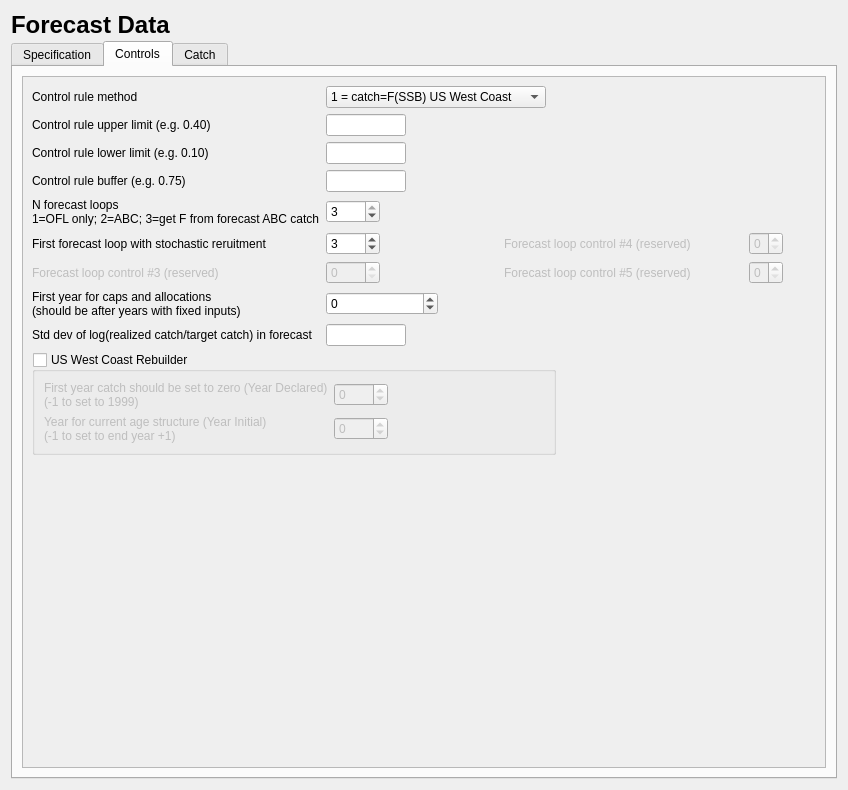
Above: src/forecast_widget.ui from nmfs-ost/ss3-ssi before the change. Below: the same form after it.
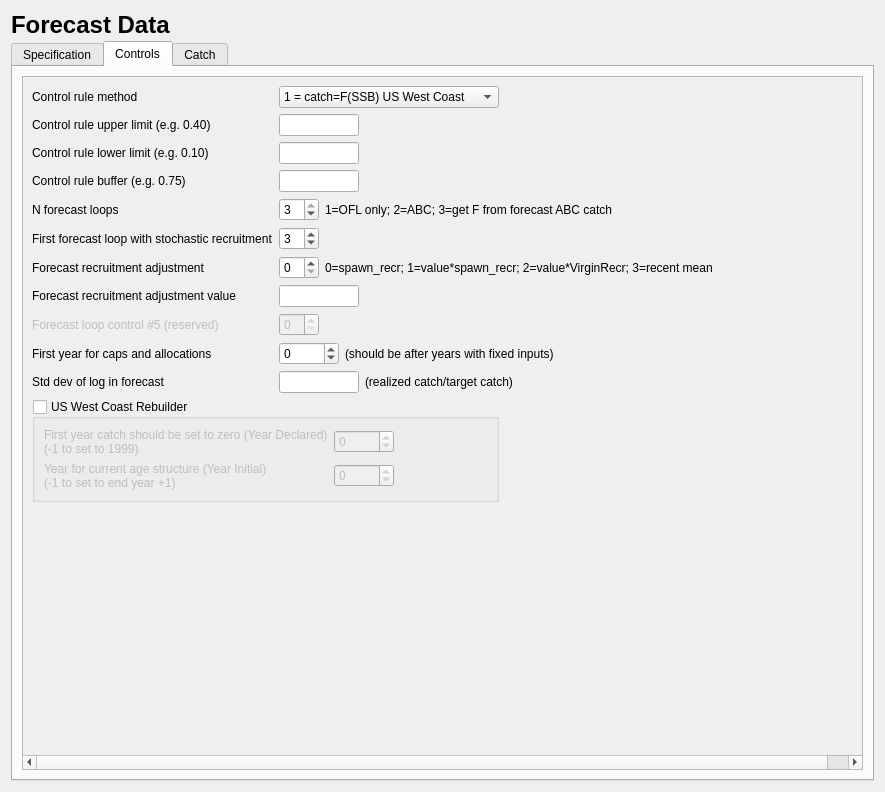
That is the form after the change. The open tabs and pages were chosen to show the change. Icons and pictures are not drawn.

Commit message: v3.3.09.00 Enabled Forecast control for recr adjustment

Diff of the .ui file:
```diff
--- a/src/forecast_widget.ui
+++ b/src/forecast_widget.ui
@@ -6,8 +6,8 @@
    <rect>
     <x>0</x>
     <y>0</y>
-    <width>848</width>
-    <height>790</height>
+    <width>885</width>
+    <height>792</height>
    </rect>
   </property>
   <property name="windowTitle">
@@ -1278,25 +1278,131 @@
            <rect>
             <x>0</x>
             <y>0</y>
-            <width>820</width>
-            <height>626</height>
+            <width>946</width>
+            <height>628</height>
            </rect>
           </property>
           <layout class="QVBoxLayout" name="verticalLayout_3">
            <item>
             <layout class="QGridLayout" name="gridLayout_controls">
+             <item row="6" column="2" colspan="5">
+              <widget class="QLabel" name="label_4">
+               <property name="text">
+                <string>0=spawn_recr; 1=value*spawn_recr; 2=value*VirginRecr; 3=recent mean</string>
+               </property>
+              </widget>
+             </item>
+             <item row="7" column="0">
+              <widget class="QLabel" name="label_fcast_recr_adj_value">
+               <property name="text">
+                <string>Forecast recruitment adjustment value</string>
+               </property>
+              </widget>
+             </item>
+             <item row="7" column="1" colspan="4">
+              <layout class="QHBoxLayout" name="horizontalLayout_fcast_recr_adj_value">
+               <item>
+                <widget class="QLineEdit" name="lineEdit_fcast_recr_adj_value">
+                 <property name="maximumSize">
+                  <size>
+                   <width>80</width>
+                   <height>16777215</height>
+                  </size>
+                 </property>
+                </widget>
+               </item>
+               <item>
+                <spacer name="horizontalSpacer__fcast_recr_adj_value">
+                 <property name="orientation">
+                  <enum>Qt::Horizontal</enum>
+                 </property>
+                 <property name="sizeHint" stdset="0">
+                  <size>
+                   <width>40</width>
+                   <height>20</height>
+                  </size>
+                 </property>
+                </spacer>
+               </item>
+              </layout>
+             </item>
+             <item row="9" column="1" colspan="5">
+              <layout class="QHBoxLayout" name="horizontalLayout_6">
+               <item>
+                <widget class="QSpinBox" name="spinBox_first_caps_yr">
+                 <property name="minimumSize">
+                  <size>
+                   <width>60</width>
+                   <height>0</height>
+                  </size>
+                 </property>
+                 <property name="maximumSize">
+                  <size>
+                   <width>80</width>
+                   <height>16777215</height>
+                  </size>
+                 </property>
+                 <property name="minimum">
+                  <number>-50</number>
+                 </property>
+                 <property name="maximum">
+                  <number>3000</number>
+                 </property>
+                </widget>
+               </item>
+               <item>
+                <widget class="QLabel" name="label_7">
+                 <property name="text">
+                  <string>(should be after years with fixed inputs)</string>
+                 </property>
+                </widget>
+               </item>
+               <item>
+                <spacer name="horizontalSpacer_12">
+                 <property name="orientation">
+                  <enum>Qt::Horizontal</enum>
+                 </property>
+                 <property name="sizeHint" stdset="0">
+                  <size>
+                   <width>40</width>
+                   <height>20</height>
+                  </size>
+                 </property>
+                </spacer>
+               </item>
+              </layout>
+             </item>
+             <item row="4" column="2" colspan="5">
+              <widget class="QLabel" name="label_5">
+               <property name="text">
+                <string>1=OFL only; 2=ABC; 3=get F from forecast ABC catch</string>
+               </property>
+              </widget>
+             </item>
              <item row="6" column="1">
               <widget class="QSpinBox" name="spinBox_fcast_loops_3">
                <property name="enabled">
-                <bool>false</bool>
+                <bool>true</bool>
+               </property>
+               <property name="maximumSize">
+                <size>
+                 <width>40</width>
+                 <height>16777215</height>
+                </size>
                </property>
                <property name="maximum">
-                <number>9</number>
+                <number>3</number>
                </property>
               </widget>
              </item>
              <item row="5" column="1">
               <widget class="QSpinBox" name="spinBox_first_loop">
+               <property name="maximumSize">
+                <size>
+                 <width>40</width>
+                 <height>16777215</height>
+                </size>
+               </property>
                <property name="minimum">
                 <number>1</number>
                </property>
@@ -1308,18 +1414,14 @@
                </property>
               </widget>
              </item>
-             <item row="8" column="1" colspan="2">
-              <widget class="QSpinBox" name="spinBox_first_caps_yr">
-               <property name="minimum">
-                <number>-50</number>
-               </property>
-               <property name="maximum">
-                <number>3000</number>
-               </property>
-              </widget>
-             </item>
              <item row="4" column="1">
               <widget class="QSpinBox" name="spinBox_num_forecast_loops">
+               <property name="maximumSize">
+                <size>
+                 <width>40</width>
+                 <height>16777215</height>
+                </size>
+               </property>
                <property name="minimum">
                 <number>1</number>
                </property>
@@ -1333,6 +1435,12 @@
              </item>
              <item row="0" column="0">
               <widget class="QLabel" name="label_control_rule">
+               <property name="minimumSize">
+                <size>
+                 <width>0</width>
+                 <height>22</height>
+                </size>
+               </property>
                <property name="text">
                 <string>Control rule method</string>
                </property>
@@ -1352,93 +1460,75 @@
                </property>
               </widget>
              </item>
-             <item row="8" column="0">
+             <item row="9" column="0">
               <widget class="QLabel" name="label_first_caps_yr">
                <property name="text">
-                <string>First year for caps and allocations
-(should be after years with fixed inputs)</string>
+                <string>First year for caps and allocations</string>
                </property>
               </widget>
              </item>
              <item row="4" column="0">
               <widget class="QLabel" name="label_num_forecast_loops">
+               <property name="minimumSize">
+                <size>
+                 <width>0</width>
+                 <height>22</height>
+                </size>
+               </property>
                <property name="text">
-                <string>N forecast loops
-1=OFL only; 2=ABC; 3=get F from forecast ABC catch</string>
+                <string>N forecast loops</string>
                </property>
               </widget>
              </item>
              <item row="5" column="0">
               <widget class="QLabel" name="label_first_loop">
+               <property name="minimumSize">
+                <size>
+                 <width>0</width>
+                 <height>22</height>
+                </size>
+               </property>
                <property name="text">
-                <string>First forecast loop with stochastic reruitment</string>
+                <string>First forecast loop with stochastic recruitment</string>
                </property>
               </widget>
              </item>
-             <item row="9" column="0">
+             <item row="10" column="0">
               <widget class="QLabel" name="label_log_sd">
                <property name="text">
-                <string>Std dev of log(realized catch/target catch) in forecast</string>
+                <string>Std dev of log in forecast</string>
                </property>
               </widget>
              </item>
              <item row="6" column="0">
               <widget class="QLabel" name="label_fcast_loops_3">
                <property name="enabled">
-                <bool>false</bool>
+                <bool>true</bool>
+               </property>
+               <property name="minimumSize">
+                <size>
+                 <width>0</width>
+                 <height>22</height>
+                </size>
                </property>
                <property name="text">
-                <string>Forecast loop control #3 (reserved)</string>
+                <string>Forecast recruitment adjustment</string>
                </property>
               </widget>
              </item>
              <item row="3" column="0">
               <widget class="QLabel" name="label_ctl_tgt_as_fraction">
+               <property name="minimumSize">
+                <size>
+                 <width>0</width>
+                 <height>22</height>
+                </size>
+               </property>
                <property name="text">
                 <string>Control rule buffer (e.g. 0.75)</string>
                </property>
               </widget>
              </item>
-             <item row="5" column="6">
-              <widget class="QSpinBox" name="spinBox_fcast_loops_4">
-               <property name="enabled">
-                <bool>false</bool>
-               </property>
-               <property name="maximum">
-                <number>9</number>
-               </property>
-              </widget>
-             </item>
-             <item row="6" column="6">
-              <widget class="QSpinBox" name="spinBox_fcast_loops_5">
-               <property name="enabled">
-                <bool>false</bool>
-               </property>
-               <property name="maximum">
-                <number>9</number>
-               </property>
-              </widget>
-             </item>
-             <item row="5" column="4" colspan="2">
-              <widget class="QLabel" name="label_fcast_loops_4">
-               <property name="enabled">
-                <bool>false</bool>
-               </property>
-               <property name="text">
-                <string>Forecast loop control #4 (reserved)</string>
-               </property>
-              </widget>
-             </item>
-             <item row="6" column="4" colspan="2">
-              <widget class="QLabel" name="label_fcast_loops_5">
-               <property name="enabled">
-                <bool>false</bool>
-               </property>
-               <property name="text">
-                <string>Forecast loop control #5 (reserved)</string>
-               </property>
-              </widget>
-             </item>
              <item row="0" column="5">
               <spacer name="horizontalSpacer_28">
                <property name="orientation">
@@ -1602,7 +1692,7 @@
                </item>
               </layout>
              </item>
-             <item row="9" column="1" colspan="4">
+             <item row="10" column="1" colspan="5">
               <layout class="QHBoxLayout" name="horizontalLayout_ctrl_std_dev_log">
                <item>
                 <widget class="QLineEdit" name="lineEdit_log_sd">
@@ -1614,6 +1704,13 @@
                  </property>
                 </widget>
                </item>
+               <item>
+                <widget class="QLabel" name="label_6">
+                 <property name="text">
+                  <string>(realized catch/target catch)</string>
+                 </property>
+                </widget>
+               </item>
                <item>
                 <spacer name="horizontalSpacer_ctrl_std_dev_log">
                  <property name="orientation">
@@ -1629,7 +1726,7 @@
                </item>
               </layout>
              </item>
-             <item row="10" column="0" colspan="5">
+             <item row="11" column="0" colspan="5">
               <widget class="QGroupBox" name="groupBox_rebuilder">
                <property name="title">
                 <string>US West Coast Rebuilder</string>
@@ -1672,6 +1769,18 @@
                 </item>
                 <item row="3" column="1">
                  <widget class="QSpinBox" name="spinBox_rebuilder_yinit">
+                  <property name="minimumSize">
+                   <size>
+                    <width>60</width>
+                    <height>0</height>
+                   </size>
+                  </property>
+                  <property name="maximumSize">
+                   <size>
+                    <width>80</width>
+                    <height>16777215</height>
+                   </size>
+                  </property>
                   <property name="minimum">
                    <number>-20</number>
                   </property>
@@ -1682,6 +1791,18 @@
                 </item>
                 <item row="1" column="1">
                  <widget class="QSpinBox" name="spinBox_rebuilder_ydecl">
+                  <property name="minimumSize">
+                   <size>
+                    <width>60</width>
+                    <height>0</height>
+                   </size>
+                  </property>
+                  <property name="maximumSize">
+                   <size>
+                    <width>80</width>
+                    <height>16777215</height>
+                   </size>
+                  </property>
                   <property name="minimum">
                    <number>-20</number>
                   </property>
@@ -1709,7 +1830,7 @@
                </layout>
               </widget>
              </item>
-             <item row="11" column="0">
+             <item row="12" column="0">
               <spacer name="verticalSpacer_controls">
                <property name="orientation">
                 <enum>Qt::Vertical</enum>
@@ -1722,6 +1843,32 @@
                </property>
               </spacer>
              </item>
+             <item row="8" column="0">
+              <widget class="QLabel" name="label_fcast_loops_5">
+               <property name="enabled">
+                <bool>false</bool>
+               </property>
+               <property name="text">
+                <string>Forecast loop control #5 (reserved)</string>
+               </property>
+              </widget>
+             </item>
+             <item row="8" column="1">
+              <widget class="QSpinBox" name="spinBox_fcast_loops_5">
+               <property name="enabled">
+                <bool>false</bool>
+               </property>
+               <property name="maximumSize">
+                <size>
+                 <width>40</width>
+                 <height>16777215</height>
+                </size>
+               </property>
+               <property name="maximum">
+                <number>9</number>
+               </property>
+              </widget>
+             </item>
             </layout>
            </item>
           </layout>
```
Left out of the diff: 12 changed lines with no effect on the pictures. The commit also changes 8 other files.
